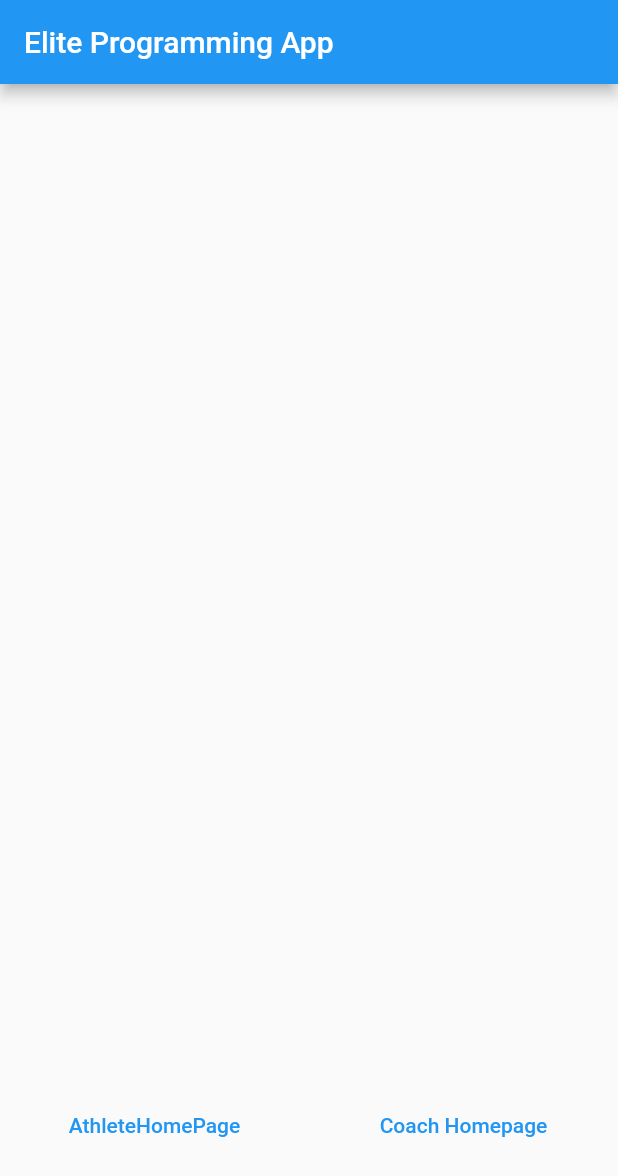
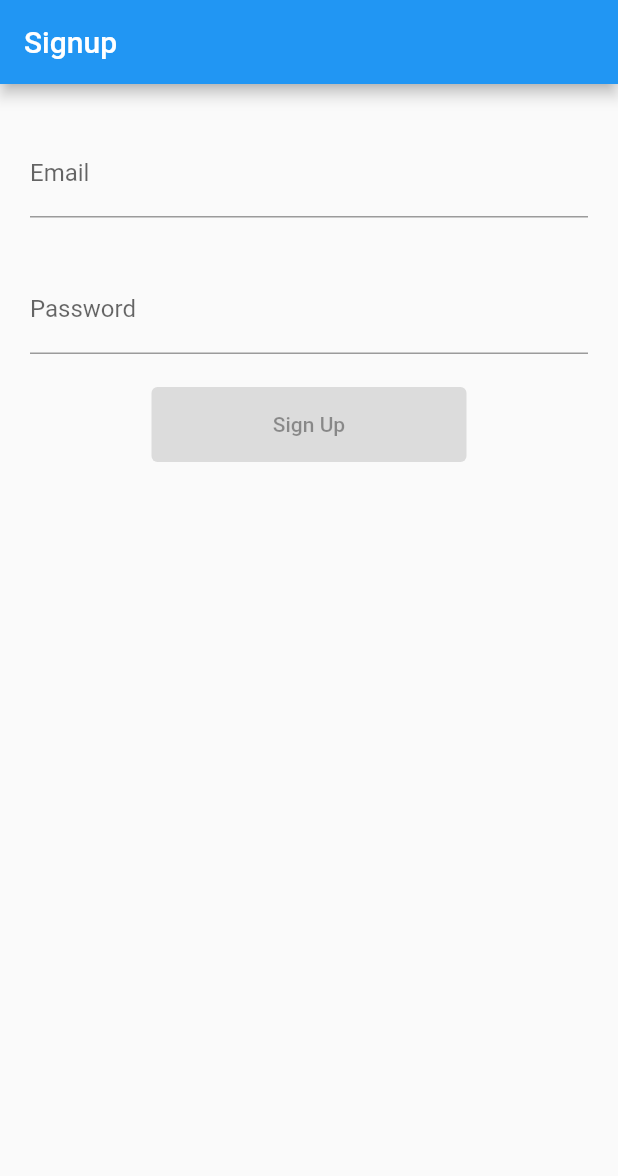
Before and after one commit to Yegeun/above-the-bar, a Flutter app: the screen it shows after launch, on a phone screen of 412 x 824 dp. Shown: the top 1176 px of the screen. Run offline on Flutter 3.47's test engine with Material 2 defaults, Android fonts, the phone set to English and light mode, and no system bars; our stand-ins replace bloc, cloud_firestore, equatable, firebase_auth, firebase_core, flutter_bloc and 2 more; accounts and stored records are empty; generated files the repository leaves out were written again.

Commit message:
Sign up from created for MAC OS (needed to keychain access)

```diff
--- /dev/null
+++ b/lib/auth_service.dart
@@ -0,0 +1,61 @@
+import 'dart:async';
+import 'package:firebase_auth/firebase_auth.dart' as firebase_auth;
+import 'models/user_model.dart';
+
+class AuthService {
+  final firebase_auth.FirebaseAuth _firebaseAuth;
+
+  AuthService({
+    firebase_auth.FirebaseAuth? firebaseAuth,
+  }) : _firebaseAuth = firebaseAuth ?? firebase_auth.FirebaseAuth.instance;
+
+  Stream<UserModel> get user {
+    //convert firebase user to user model
+    return _firebaseAuth.authStateChanges().map((firebaseUser) {
+      final user = firebaseUser == null ? UserModel.empty : firebaseUser.toUser;
+      return user;
+    });
+  }
+
+  Future<void> signup({
+    required String email,
+    required String password,
+  }) async {
+    try {
+      await _firebaseAuth.createUserWithEmailAndPassword(
+        email: email,
+        password: password,
+      );
+    } catch (_) {
+      throw Exception();
+    }
+  }
+
+  Future<void> loginWithEmailAndPassword({
+    required String email,
+    required String password,
+  }) async {
+    try {
+      await _firebaseAuth.signInWithEmailAndPassword(
+        email: email,
+        password: password,
+      );
+    } catch (_) {
+      throw Exception("Login failed");
+    }
+  }
+
+  Future<void> logout({required String email}) async {
+    try {
+      await _firebaseAuth.signOut();
+    } catch (_) {
+      throw Exception("Logout failed");
+    }
+  }
+}
+
+extension on firebase_auth.User {
+  UserModel get toUser {
+    return UserModel(id: uid, email: email, fullName: displayName);
+  }
+}
--- /dev/null
+++ b/lib/bloc/auth/auth_event.dart
@@ -0,0 +1,4 @@
+part of 'auth_bloc.dart';
+
+@immutable
+abstract class AuthEvent {}
--- /dev/null
+++ b/lib/bloc/auth/auth_state.dart
@@ -0,0 +1,6 @@
+part of 'auth_bloc.dart';
+
+@immutable
+abstract class AuthState {}
+
+class AuthInitial extends AuthState {}
--- /dev/null
+++ b/lib/cubit/signup/signup_cubit.dart
@@ -0,0 +1,48 @@
+import 'package:bloc/bloc.dart';
+import 'package:equatable/equatable.dart';
+import 'package:firebase_auth/firebase_auth.dart';
+import 'package:formz/formz.dart';
+
+import 'package:above_the_bar/models/formz/email.dart';
+import 'package:above_the_bar/models/formz/password.dart';
+import 'package:above_the_bar/auth_service.dart';
+
+part 'signup_state.dart';
+
+class SignupCubit extends Cubit<SignupState> {
+  final AuthService _authService;
+
+  SignupCubit(this._authService) : super(const SignupState());
+
+  void emailChanged(String value) {
+    final email = Email.dirty(value);
+    emit(state.copyWith(
+      email: email,
+      status: Formz.validate([email, state.password]),
+    ));
+  }
+
+  void passwordChanged(String value) {
+    final password = Password.dirty(value);
+    emit(state.copyWith(
+      password: password,
+      status: Formz.validate([state.email, password]),
+    ));
+  }
+
+  Future<void> signUpFormSubmitted() async {
+    if (!state.status.isValidated) return;
+    emit(state.copyWith(status: FormzStatus.submissionInProgress));
+    try {
+      await _authService.signup(
+        email: state.email.value,
+        password: state.password.value,
+      );
+      emit(state.copyWith(status: FormzStatus.submissionSuccess));
+    } catch (_) {
+      print(state.errorMessage);
+      // emit(state.copyWith(status: FormzStatus.submissionSuccess));
+      emit(state.copyWith(status: FormzStatus.submissionFailure));
+    }
+  }
+}
--- /dev/null
+++ b/lib/cubit/signup/signup_state.dart
@@ -0,0 +1,32 @@
+part of 'signup_cubit.dart';
+
+class SignupState extends Equatable {
+  final Email email;
+  final Password password;
+  final FormzStatus status;
+  final String? errorMessage;
+
+  const SignupState({
+    this.email = const Email.pure(),
+    this.password = const Password.pure(),
+    this.status = FormzStatus.pure,
+    this.errorMessage,
+  });
+
+  SignupState copyWith({
+    Email? email,
+    Password? password,
+    FormzStatus? status,
+    String? errorMessage,
+  }) {
+    return SignupState(
+      email: email ?? this.email,
+      password: password ?? this.password,
+      status: status ?? this.status,
+      errorMessage: errorMessage ?? this.errorMessage,
+    );
+  }
+
+  @override
+  List<Object> get props => [email, password, status];
+}
--- a/lib/main.dart
+++ b/lib/main.dart
@@ -3,12 +3,16 @@ import 'package:cloud_firestore/cloud_firestore.dart';
 import 'package:firebase_core/firebase_core.dart';
 import 'package:flutter/material.dart';
 import 'package:flutter_bloc/flutter_bloc.dart';
+import 'auth_service.dart';
 import 'firebase_options.dart';
+import 'dart:async';
 
 import 'package:above_the_bar/bloc/blocs.dart';
 import 'package:above_the_bar/repositories/repositories.dart';
 
 import 'package:above_the_bar/screens/screens.dart';
+
+import 'models/user_model.dart';
 
 bool shouldUseFirestoreEmulator = false;
 
@@ -18,19 +22,33 @@ Future<void> main() async {
   if (shouldUseFirestoreEmulator) {
     FirebaseFirestore.instance.useFirestoreEmulator('localhost', 8080);
   }
-  // final authenticationRepository = AuthenticationRepository();
-  // await authenticationRepository.user.first;
+  final authService = AuthService();
+  final UserModel user = await authService.user.first;
 
-  runApp(MyApp());
+  runApp(MyApp(
+    authService: authService,
+    user: user,
+  ));
 }
 
 class MyApp extends StatelessWidget {
+  final AuthService _authService;
+  final UserModel user;
+
+  const MyApp({
+    super.key,
+    required AuthService authService,
+    this.user = UserModel.empty,
+  }) : _authService = authService;
+
   @override
   Widget build(BuildContext context) {
     return MaterialApp(
       title: 'Above the Bar',
       theme: ThemeData.light(),
-      home: MultiBlocProvider(
+      home: RepositoryProvider.value(
+        value: _authService,
+        child: MultiBlocProvider(
           providers: [
             BlocProvider(
               create: (_) => AthleteBloc(
@@ -72,23 +90,87 @@ class MyApp extends StatelessWidget {
             title: 'Above the Bar',
             theme: ThemeData.light(),
             initialRoute: '/',
-          routes: {
-            '/': (context) => Home(),
-            '/athlete/home': (context) => AthleteHome(),
-            '/athlete/history': (context) => AthleteHistory(),
-            '/athlete/program-viewer': (context) => AthleteProgram(),
-            '/athlete/profile': (context) => AthleteProfile(),
-            '/coach/home': (context) => CoachHome(),
-            '/coach/manage-programs': (context) => ManagePrograms(),
-            '/coach/manage-exercises': (context) => ManageExercises(),
-            '/coach/athlete-overview': (context) => AthleteOverview(),
-            '/coach/profile': (context) => CoachProfile(),
-            '/coach/edit': (context) => EditProgram(), // Edit through args
-            '/coach/create-program': (context) => CreateProgramScreen(),
-            '/coach/create-exercise': (context) => CreateExercise(),
-            '/coach/add-athlete': (context) => AddAthlete(),
-            '/coach/assign-athlete': (context) => AssignAthlete(),
+            onGenerateRoute: (settings) {
+              switch (settings.name) {
+                case '/':
+                  return MaterialPageRoute(
+                    builder: (_) => SignupScreen(),
+                  );
+                case '/home':
+                  return MaterialPageRoute(
+                    builder: (_) => HomeScreen(),
+                  );
+                case '/login':
+                  return MaterialPageRoute(
+                    builder: (_) => LoginScreen(),
+                  );
+                case '/signup':
+                  return MaterialPageRoute(
+                    builder: (_) => SignupScreen(),
+                  );
+                case '/athlete/home':
+                  return MaterialPageRoute(
+                    builder: (_) => AthleteHome(),
+                  );
+                case '/athlete/history':
+                  return MaterialPageRoute(
+                    builder: (_) => AthleteHistory(),
+                  );
+                case '/athlete/program-viewer':
+                  return MaterialPageRoute(
+                    builder: (_) => AthleteProgram(),
+                  );
+                case '/athlete/profile':
+                  return MaterialPageRoute(
+                    builder: (_) => AthleteProfile(),
+                  );
+                case '/coach/home':
+                  return MaterialPageRoute(
+                    builder: (_) => CoachHome(),
+                  );
+                case '/coach/manage-programs':
+                  return MaterialPageRoute(
+                    builder: (_) => ManagePrograms(),
+                  );
+                case '/coach/manage-exercises':
+                  return MaterialPageRoute(
+                    builder: (_) => ManageExercises(),
+                  );
+                case '/coach/athlete-overview':
+                  return MaterialPageRoute(
+                    builder: (_) => AthleteOverview(),
+                  );
+                case '/coach/profile':
+                  return MaterialPageRoute(
+                    builder: (_) => CoachProfile(),
+                  );
+                case '/coach/edit':
+                  return MaterialPageRoute(
+                    builder: (_) => EditProgram(),
+                  );
+                case '/coach/create-program':
+                  return MaterialPageRoute(
+                    builder: (_) => CreateProgramScreen(),
+                  );
+                case '/coach/create-exercise':
+                  return MaterialPageRoute(
+                    builder: (_) => CreateExercise(),
+                  );
+                case '/coach/add-athlete':
+                  return MaterialPageRoute(
+                    builder: (_) => AddAthlete(),
+                  );
+                case '/coach/assign-athlete':
+                  return MaterialPageRoute(
+                    builder: (_) => AssignAthlete(),
+                  );
+                default:
+                  return MaterialPageRoute(
+                    builder: (_) => LoginScreen(),
+                  );
+              }
             },
+          ),
         ),
       ),
     );
--- /dev/null
+++ b/lib/models/formz/email.dart
@@ -0,0 +1,20 @@
+import 'package:formz/formz.dart';
+
+enum EmailValidationError { invalid }
+
+class Email extends FormzInput<String, EmailValidationError> {
+  const Email.pure() : super.pure('');
+
+  const Email.dirty([super.value = '']) : super.dirty();
+
+  static final RegExp _emailRegExp = RegExp(
+    r'^[a-zA-Z0-9.!#$%&’*+/=?^_`{|}~-]+@[a-zA-Z0-9-]+(?:\.[a-zA-Z0-9-]+)*$',
+  );
+
+  @override
+  EmailValidationError? validator(String? value) {
+    return _emailRegExp.hasMatch(value ?? '')
+        ? null
+        : EmailValidationError.invalid;
+  }
+}
--- /dev/null
+++ b/lib/models/formz/password.dart
@@ -0,0 +1,20 @@
+import 'package:formz/formz.dart';
+
+enum PasswordValidationError { invalid }
+
+class Password extends FormzInput<String, PasswordValidationError> {
+  const Password.pure() : super.pure('');
+
+  const Password.dirty([super.value = '']) : super.dirty();
+
+  // Password must be at least 8 characters long, contain at least one letter and one number
+  static final _passwordRegExp =
+      RegExp(r'^(?=.*[A-Za-z])(?=.*\d)[A-Za-z\d]{8,}$');
+
+  @override
+  PasswordValidationError? validator(String? value) {
+    return _passwordRegExp.hasMatch(value ?? '')
+        ? null
+        : PasswordValidationError.invalid;
+  }
+}
--- a/lib/models/user_model.dart
+++ b/lib/models/user_model.dart
@@ -2,55 +2,24 @@ import 'package:cloud_firestore/cloud_firestore.dart';
 import 'package:equatable/equatable.dart';
 
 class UserModel extends Equatable {
-  final String? id;
-  final String fullName;
-  final String email;
-  final String occupation;
+  final String id;
+  final String? fullName;
+  final String? email;
+  final String? occupation;
 
   const UserModel({
-    this.id,
-    this.fullName = "",
-    this.email = "",
-    this.occupation = "",
+    required this.id,
+    this.fullName,
+    this.email,
+    this.occupation,
   });
 
-  UserModel copyWith({
-    String? id,
-    String? fullName,
-    String? email,
-    String? occupation,
-  }) {
-    return UserModel(
-      id: id ?? this.id,
-      fullName: fullName ?? this.fullName,
-      email: email ?? this.email,
-      occupation: occupation ?? this.occupation,
-    );
-  }
+  static const empty = UserModel(id: '');
 
-  factory UserModel.fromSnapshot(DocumentSnapshot snap) {
-    return UserModel(
-      id: snap.id,
-      fullName: snap['fullName'],
-      email: snap['email'],
-      occupation: snap['occupation'],
-    );
-  }
+  bool get isEmpty => this == UserModel.empty;
 
-  Map<String, Object> toDocument() {
-    return {
-      'fullName': fullName,
-      'email': email,
-      'occupation': occupation,
-    };
-  }
+  bool get isNotEmpty => this != UserModel.empty;
 
   @override
-  List<Object?> get props =>
-      [
-        id,
-        fullName,
-        email,
-        occupation,
-      ];
+  List<Object?> get props => [id, fullName, email, occupation];
 }
--- a/lib/screens/home.dart
+++ b/lib/screens/home.dart
@@ -1,49 +1,82 @@
-import 'package:above_the_bar/screens/coach_home.dart';
 import 'package:flutter/material.dart';
+import 'package:flutter_bloc/flutter_bloc.dart';
 
-class Home extends StatefulWidget {
+import 'package:above_the_bar/screens/login_screen.dart';
+
+class HomeScreen extends StatelessWidget {
+  const HomeScreen({super.key});
+
+  static Route<void> route() {
+    return MaterialPageRoute<void>(builder: (context) {
+      return const HomeScreen();
+    });
+  }
+
   @override
-  State<Home> createState() => _HomeState();
+  Widget build(BuildContext context) {
+    return const HomeView();
+  }
 }
 
-class _HomeState extends State<Home> {
+class HomeView extends StatelessWidget {
+  const HomeView({super.key});
+
   @override
   Widget build(BuildContext context) {
     return Scaffold(
       appBar: AppBar(
-        title: const Text("Elite Programming App"),
+        title: const Text('Home Screen'),
       ),
-      body: Row(
-        crossAxisAlignment: CrossAxisAlignment.stretch,
+      body: Column(
+        mainAxisAlignment: MainAxisAlignment.center,
+        crossAxisAlignment: CrossAxisAlignment.center,
         children: [
-          Expanded(
-            flex: 1,
-            child: Container(
-              padding: EdgeInsets.only(bottom: 50.0),
-              alignment: Alignment.bottomCenter,
-              child: TextButton(
-                onPressed: () {
-                  Navigator.pushNamed(context, '/athlete/home');
-                },
-                child: Text("AthleteHomePage"),
-              ),
-            ),
-          ),
-          Expanded(
-            flex: 1,
-            child: Container(
-              padding: EdgeInsets.only(bottom: 50.0),
-              alignment: Alignment.bottomCenter,
-              child: TextButton(
-                onPressed: () {
-                  Navigator.pushNamed(context, '/coach/home');
-                },
-                child: Text("Coach Homepage"),
-              ),
-            ),
-          ),
+          Text('Home Screen'),
+          Divider(),
         ],
       ),
     );
   }
 }
+
+// class _HomeState extends State<Home> {
+//   @override
+//   Widget build(BuildContext context) {
+//     return Scaffold(
+//       appBar: AppBar(
+//         title: const Text("Elite Programming App"),
+//       ),
+//       body: Row(
+//         crossAxisAlignment: CrossAxisAlignment.stretch,
+//         children: [
+//           Expanded(
+//             flex: 1,
+//             child: Container(
+//               padding: EdgeInsets.only(bottom: 50.0),
+//               alignment: Alignment.bottomCenter,
+//               child: TextButton(
+//                 onPressed: () {
+//                   Navigator.pushNamed(context, '/athlete/home');
+//                 },
+//                 child: Text("AthleteHomePage"),
+//               ),
+//             ),
+//           ),
+//           Expanded(
+//             flex: 1,
+//             child: Container(
+//               padding: EdgeInsets.only(bottom: 50.0),
+//               alignment: Alignment.bottomCenter,
+//               child: TextButton(
+//                 onPressed: () {
+//                   Navigator.pushNamed(context, '/coach/home');
+//                 },
+//                 child: Text("Coach Homepage"),
+//               ),
+//             ),
+//           ),
+//         ],
+//       ),
+//     );
+//   }
+// }
--- a/lib/screens/screens.dart
+++ b/lib/screens/screens.dart
@@ -13,3 +13,5 @@ export 'coach/manage_programs.dart';
 export 'athlete/athlete_history.dart';
 export 'athlete/athlete_profile.dart';
 export 'athlete/athlete_program.dart';
+export 'login_screen.dart';
+export 'signup_screen.dart';
--- /dev/null
+++ b/lib/screens/signup_screen.dart
@@ -0,0 +1,135 @@
+import 'package:above_the_bar/auth_service.dart';
+import 'package:above_the_bar/cubit/signup/signup_cubit.dart';
+import 'package:above_the_bar/screens/home.dart';
+import 'package:flutter/material.dart';
+import 'package:flutter_bloc/flutter_bloc.dart';
+import 'package:formz/formz.dart';
+
+class SignupScreen extends StatelessWidget {
+  const SignupScreen({super.key});
+
+  static Route<void> route() {
+    return MaterialPageRoute<void>(builder: (_) => const SignupScreen());
+  }
+
+  @override
+  Widget build(BuildContext context) {
+    return BlocProvider<SignupCubit>(
+      create: (_) => SignupCubit(context.read<AuthService>()),
+      child: const SignupView(),
+    );
+  }
+}
+
+class SignupView extends StatelessWidget {
+  const SignupView({super.key});
+
+  @override
+  Widget build(BuildContext context) {
+    return Scaffold(
+      appBar: AppBar(
+        title: const Text('Signup'),
+      ),
+      body: BlocListener<SignupCubit, SignupState>(
+        listener: (context, state) {
+          if (state.status.isSubmissionSuccess) {
+            Navigator.push(context, HomeScreen.route());
+          } else if (state.status.isSubmissionFailure) {
+            ScaffoldMessenger.of(context)
+              ..hideCurrentSnackBar()
+              ..showSnackBar(
+                SnackBar(
+                  content: Text(state.errorMessage ?? 'Sign Up Failure'),
+                ),
+              );
+          }
+        },
+        child: Padding(
+          padding: const EdgeInsets.all(20.0),
+          child: Column(
+            mainAxisSize: MainAxisSize.min,
+            children: [
+              SizedBox(height: 10),
+              _EmailInput(),
+              SizedBox(height: 10),
+              _PasswordInput(),
+              _SignupButton(),
+            ],
+          ),
+        ),
+      ),
+    );
+  }
+}
+
+class _EmailInput extends StatelessWidget {
+  const _EmailInput({Key? key}) : super(key: key);
+
+  @override
+  Widget build(BuildContext context) {
+    return BlocBuilder<SignupCubit, SignupState>(
+      buildWhen: (previous, current) => previous.email != current.email,
+      builder: (context, state) {
+        return TextField(
+          onChanged: (email) {
+            context.read<SignupCubit>().emailChanged(email);
+          },
+          keyboardType: TextInputType.emailAddress,
+          decoration: InputDecoration(
+            labelText: 'Email',
+            helperText: '',
+            errorText: state.email.invalid ? 'Invalid Email' : null,
+          ),
+        );
+      },
+    );
+  }
+}
+
+class _PasswordInput extends StatelessWidget {
+  const _PasswordInput({Key? key}) : super(key: key);
+
+  @override
+  Widget build(BuildContext context) {
+    return BlocBuilder<SignupCubit, SignupState>(
+      buildWhen: (previous, current) => previous.password != current.password,
+      builder: (context, state) {
+        return TextField(
+          onChanged: (password) {
+            context.read<SignupCubit>().passwordChanged(password);
+          },
+          obscureText: true,
+          decoration: InputDecoration(
+            labelText: 'Password',
+            helperText: '',
+            errorText: state.password.invalid ? 'Invalid Password' : null,
+          ),
+        );
+      },
+    );
+  }
+}
+
+class _SignupButton extends StatelessWidget {
+  const _SignupButton({Key? key}) : super(key: key);
+
+  @override
+  Widget build(BuildContext context) {
+    return BlocBuilder<SignupCubit, SignupState>(
+      buildWhen: (previous, current) => previous.status != current.status,
+      builder: (context, state) {
+        return state.status.isSubmissionInProgress
+            ? const CircularProgressIndicator()
+            : ElevatedButton(
+                style: ElevatedButton.styleFrom(
+                  minimumSize: const Size(210, 50),
+                ),
+                onPressed: state.status.isValidated
+                    ? () => context.read<SignupCubit>().signUpFormSubmitted()
+                    : null,
+                child: const Text('Sign Up'),
+              );
+      },
+    );
+  }
+}
--- a/pubspec.yaml
+++ b/pubspec.yaml
@@ -16,19 +16,23 @@ dependencies:
 
   firebase_core: ^2.4.1
   cloud_firestore: ^4.3.1
+  formz: ^0.4.0
   firebase_auth: ^4.3.0
   firebase_auth_web: ^5.2.10
   flutter_bloc: ^8.0.1
+  hydrated_bloc: ^9.1.0
   equatable: ^2.0.5
   cupertino_icons: ^1.0.2
   intl: ^0.17.0
   bloc: ^8.1.1
+  path_provider: ^2.0.11
   syncfusion_flutter_charts: ^20.4.53
 
 dev_dependencies:
   flutter_test:
     sdk: flutter
   flutter_lints: ^2.0.0
+  bloc_test: ^9.1.0
   mocktail: ^0.3.0
 
 # The following section is specific to Flutter packages.
```
Also changed, not shown: lib/bloc/auth/auth_bloc.dart (added, +15 -0 lines), lib/screens/login_screen.dart (added, +37 -0 lines), pubspec.lock, 3 other files. Lines whose indentation alone changed are shown as unchanged.
